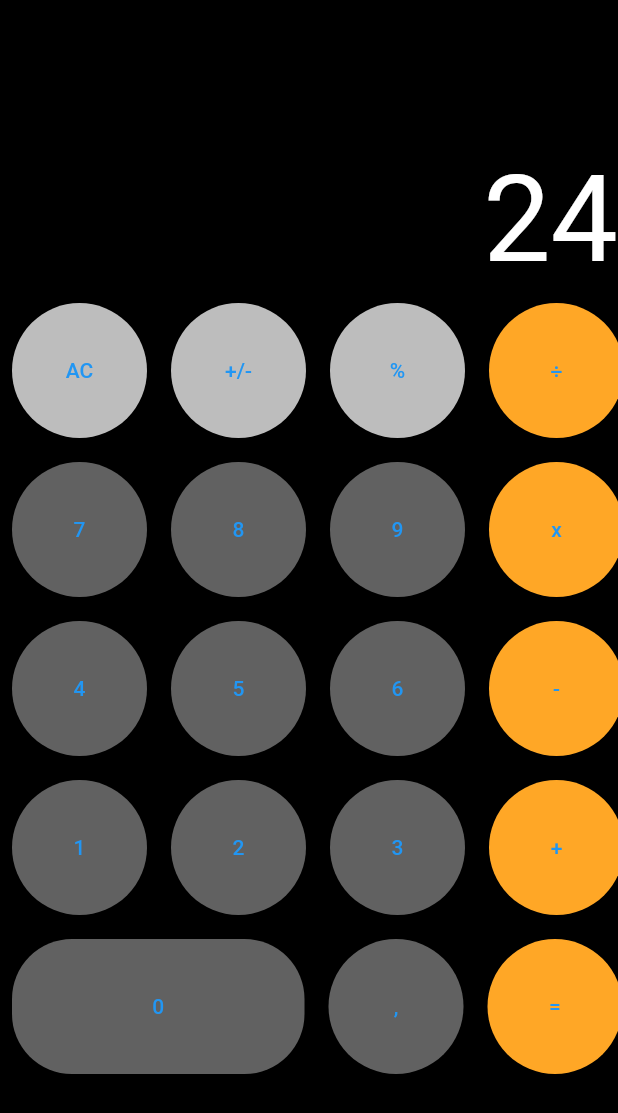
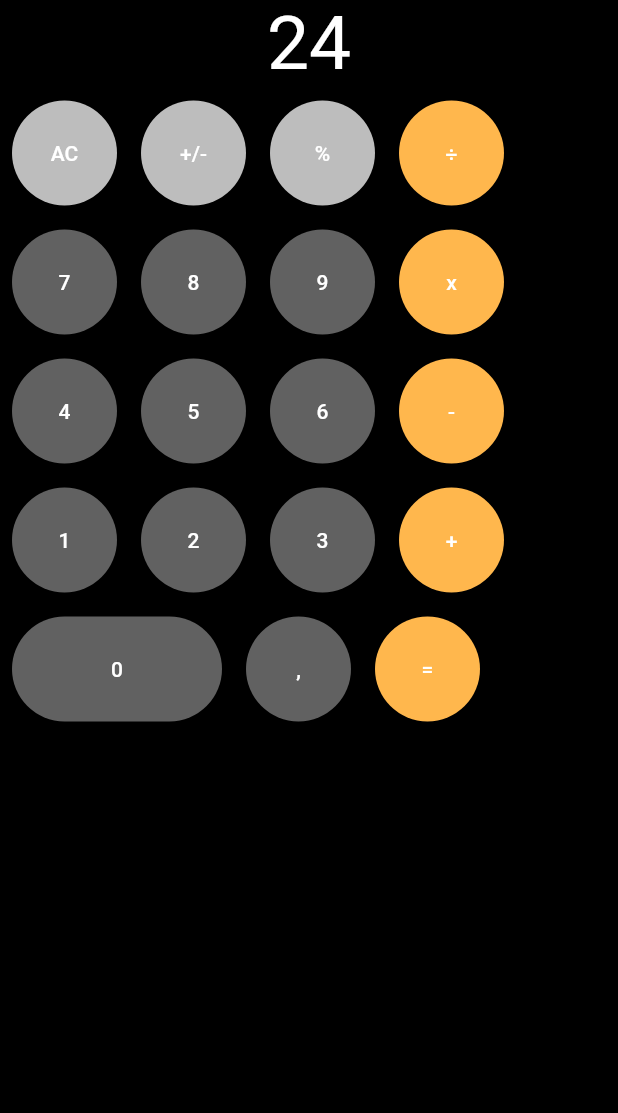
Before and after one commit to lecocchi/flutter_ui, a Flutter app: the screen it shows after launch, on a phone screen of 412 x 824 dp. Shown: the top 1113 px of the screen. Run offline on Flutter 3.47's test engine with Material 2 defaults, Android fonts, the phone set to English and light mode, and no system bars.

Commit message:
Second attempt using Wdiget

```diff
--- /dev/null
+++ b/lib/calculatorButton.dart
@@ -0,0 +1,29 @@
+import 'package:flutter/material.dart';
+
+class CalculatorButton extends StatelessWidget {
+  final double width;
+  final double height;
+  final Color color;
+  final String text;
+
+  CalculatorButton(this.color, this.text, this.width, this.height) {}
+
+  @override
+  Widget build(BuildContext context) {
+    return TextButton(
+        onPressed: () {},
+        child: Container(
+          child: Center(
+            child: Text(text, style: TextStyle(color: Colors.white)),
+          ),
+          height: height,
+          width: width,
+          decoration: BoxDecoration(
+            borderRadius: BorderRadius.all(
+              Radius.circular(50),
+            ),
+            color: color,
+          ),
+        ));
+  }
+}
--- a/lib/main.dart
+++ b/lib/main.dart
@@ -1,17 +1,7 @@
-import 'dart:html';
-
 import 'package:flutter/material.dart';
+import 'package:flutter_ui/calculatorButton.dart';
 
 void main() => runApp(MyApp());
-
-class CalculatorButton extends StatelessWidget{
-  @override
-  Widget build(BuildContext context) {
-
-
-  }
-
-}
 
 class MyApp extends StatelessWidget {
   @override
@@ -23,118 +13,42 @@ class MyApp extends StatelessWidget {
             backgroundColor: Colors.black,
             body: SafeArea(
                 child: Column(
-                  mainAxisSize: MainAxisSize.max,
-                  mainAxisAlignment: MainAxisAlignment.center,
-                  crossAxisAlignment: CrossAxisAlignment.start,
               children: [
+                Text("24", style: TextStyle(color: Colors.white, fontSize: 50)),
                 Row(
-                  mainAxisAlignment: MainAxisAlignment.end,
                   children: [
-                    Text(
-                      "24",
-                      style: TextStyle(color: Colors.white, fontSize: 80),
-                    ),
+                    CalculatorButton(Colors.grey[400], "AC", 70, 70),
+                    CalculatorButton(Colors.grey[400], "+/-", 70, 70),
+                    CalculatorButton(Colors.grey[400], "%", 70, 70),
+                    CalculatorButton(Colors.orange[300], "÷", 70, 70),
                   ],
                 ),
-                Column(
+                Row(
                   children: [
-                  buildFirstRow(),
-                  buildSecondRow(),
-                  buildThirdRow(),
-                  buildForthRow(),
-                  buildLastRow(),
+                    CalculatorButton(Colors.grey[700], "7", 70, 70),
+                    CalculatorButton(Colors.grey[700], "8", 70, 70),
+                    CalculatorButton(Colors.grey[700], "9", 70, 70),
+                    CalculatorButton(Colors.orange[300], "x", 70, 70),
+                  ],
+                ),
+                Row(children: [
+                  CalculatorButton(Colors.grey[700], "4", 70, 70),
+                  CalculatorButton(Colors.grey[700], "5", 70, 70),
+                  CalculatorButton(Colors.grey[700], "6", 70, 70),
+                  CalculatorButton(Colors.orange[300], "-", 70, 70),
                 ]),
-
-              ])),
-        ));
-  }
-
-  Widget buildFirstRow() {
-    return Row(
-      //crossAxisAlignment: CrossAxisAlignment.start,
-      children: [
-        build_button(Colors.grey[400], "AC"),
-        build_button(Colors.grey[400], "+/-"),
-        build_button(Colors.grey[400], "%"),
-        build_button(Colors.orange[400], "÷"),
+                Row(children: [
+                  CalculatorButton(Colors.grey[700], "1", 70, 70),
+                  CalculatorButton(Colors.grey[700], "2", 70, 70),
+                  CalculatorButton(Colors.grey[700], "3", 70, 70),
+                  CalculatorButton(Colors.orange[300], "+", 70, 70),
+                ]),
+                Row(children: [
+                  CalculatorButton(Colors.grey[700], "0", 140, 70),
+                  CalculatorButton(Colors.grey[700], ",", 70, 70),
+                  CalculatorButton(Colors.orange[300], "=", 70, 70),
+                ])
               ],
-    );
-  }
-
-  Widget buildSecondRow() {
-    return Row(
-      children: [
-        build_button(Colors.grey[700], "7"),
-        build_button(Colors.grey[700], "8"),
-        build_button(Colors.grey[700], "9"),
-        build_button(Colors.orange[400], "x"),
-      ],
-    );
-  }
-
-  Widget buildThirdRow() {
-    return Row(
-      children: [
-        build_button(Colors.grey[700], "4"),
-        build_button(Colors.grey[700], "5"),
-        build_button(Colors.grey[700], "6"),
-        build_button(Colors.orange[400], "-"),
-      ],
-    );
-  }
-
-  Widget buildForthRow() {
-    return Row(
-      children: [
-        build_button(Colors.grey[700], "1"),
-        build_button(Colors.grey[700], "2"),
-        build_button(Colors.grey[700],"3"),
-        build_button(Colors.orange[400], "+"),
-      ],
-    );
-  }
-
-  Widget buildLastRow() {
-    return Row(
-      children: [
-        TextButton(
-                    onPressed: () {},
-                    child: Container(
-                      child: Center(
-                        child: Text("0"),
-                       /*  Icons.exposure_zero,
-                        color: Colors.white, */
-                      ),
-                      height: 90,
-                      width: 195,
-                      decoration: BoxDecoration(
-                          borderRadius: BorderRadius.all(
-                            Radius.circular(40),
-                          ),
-                          color: Colors.grey[700]),
-                    )),
-        build_button(Colors.grey[700], ","),
-        build_button(Colors.orange[400], "="),
-
-      ],
-    );
-  }
-
-  Widget build_button(Color color, String text) {
-    return TextButton(
-        onPressed: () {},
-        child: Container(
-          child: Center(
-            child: Text(text),
-          ),
-          height: 90,
-          width: 90,
-          decoration: BoxDecoration(
-            borderRadius: BorderRadius.all(
-              Radius.circular(50),
-            ),
-            color: color,
-          ),
-        ));
+            ))));
   }
 }
```
Lines whose indentation alone changed are shown as unchanged.
